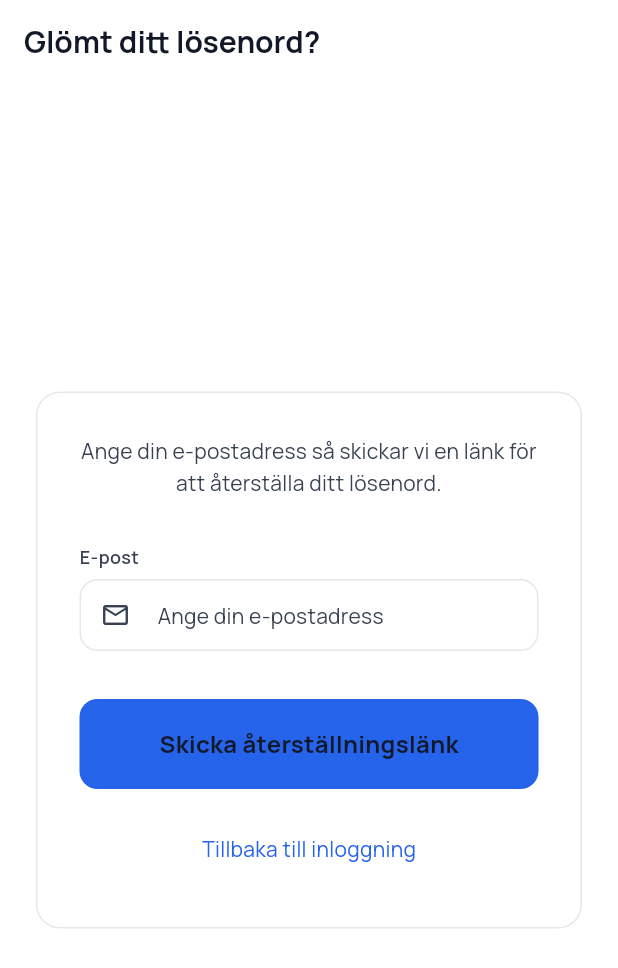
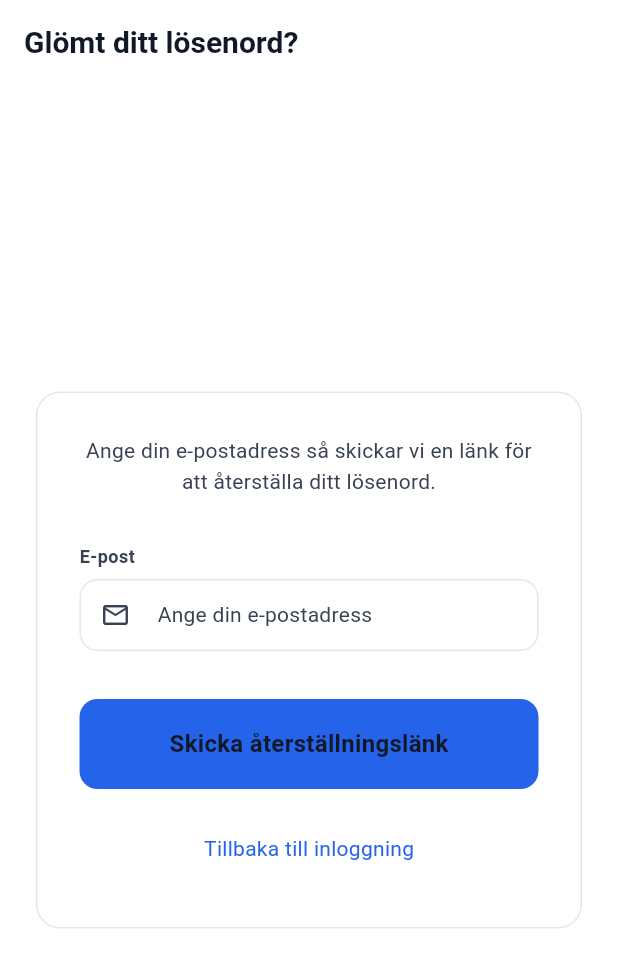
Before and after one commit to hudibaba0001/mobile-app, a Flutter app: the screen it shows after launch, after a tap on "Logga in", after a tap on "Glömt lösenord?", on a phone screen of 412 x 824 dp. Shown: the top 968 px of the screen. Run offline on Flutter 3.47's test engine with Material 3 defaults, Android fonts, the phone set to English and light mode, and no system bars; our stand-ins replace connectivity_plus, csv, fl_chart, go_router, hive, hive_flutter and 5 more; missing offline and left inert: dart:html, excel; accounts and stored records are empty.

Commit message:
Add sign-in error messages and UI tweaks
Introduce localized sign-in error strings (en/sv) and update generated localization files. Update LoginScreen to import supabase_flutter, add error mapping (_buildSignInErrorMessage) that handles AuthException codes and connectivity cases, and use localized messages for sign-in failures. Apply multiple UI refinements: adjust paddings, spacings, sizes, typography, and reposition the language selector for better layout. Remove google_fonts usage from AppTheme and replace GoogleFonts.manrope uses with plain TextStyle to eliminate the dependency and rely on default font styling.

```diff
--- a/apps/mobile_flutter/lib/design/app_theme.dart
+++ b/apps/mobile_flutter/lib/design/app_theme.dart
@@ -1,5 +1,4 @@
 import 'package:flutter/material.dart';
-import 'package:google_fonts/google_fonts.dart';
 
 const List<FontFeature> _tabularFigures = [FontFeature.tabularFigures()];
 
@@ -298,7 +297,6 @@ class AppThemeData {
       brightness: Brightness.light,
       colorScheme: scheme,
       scaffoldBackgroundColor: AppColors.neutral50,
-      fontFamily: GoogleFonts.manrope().fontFamily,
       visualDensity: VisualDensity.standard,
       textTheme: _buildTextTheme(AppColors.neutral900),
       elevatedButtonTheme: _buildElevatedButtonTheme(),
@@ -356,7 +354,6 @@ class AppThemeData {
       brightness: Brightness.dark,
       colorScheme: scheme,
       scaffoldBackgroundColor: AppColors.darkSurface,
-      fontFamily: GoogleFonts.manrope().fontFamily,
       visualDensity: VisualDensity.standard,
       textTheme: _buildTextTheme(AppColors.neutral100),
       elevatedButtonTheme: _buildElevatedButtonTheme(),
@@ -389,7 +386,7 @@ class AppThemeData {
       required double height,
       double letterSpacing = 0,
     }) {
-      return GoogleFonts.manrope(
+      return TextStyle(
         fontSize: size,
         fontWeight: weight,
         height: height,
@@ -441,7 +438,7 @@ class AppThemeData {
           horizontal: AppSpacing.xl,
           vertical: AppSpacing.md,
         ),
-        textStyle: GoogleFonts.manrope(
+        textStyle: const TextStyle(
           fontSize: 14,
           fontWeight: FontWeight.w600,
           letterSpacing: 0.2,
@@ -461,7 +458,7 @@ class AppThemeData {
           horizontal: AppSpacing.xl,
           vertical: AppSpacing.md,
         ),
-        textStyle: GoogleFonts.manrope(
+        textStyle: const TextStyle(
           fontSize: 14,
           fontWeight: FontWeight.w600,
           letterSpacing: 0.2,
@@ -482,7 +479,7 @@ class AppThemeData {
           horizontal: AppSpacing.lg,
           vertical: AppSpacing.sm,
         ),
-        textStyle: GoogleFonts.manrope(
+        textStyle: const TextStyle(
           fontSize: 14,
           fontWeight: FontWeight.w600,
           letterSpacing: 0.2,
@@ -540,19 +537,19 @@ class AppThemeData {
         horizontal: AppSpacing.lg,
         vertical: AppSpacing.md,
       ),
-      hintStyle: GoogleFonts.manrope(
+      hintStyle: TextStyle(
         fontSize: 14,
         fontWeight: FontWeight.w400,
         letterSpacing: 0.2,
         color: scheme.onSurfaceVariant,
       ),
-      labelStyle: GoogleFonts.manrope(
+      labelStyle: TextStyle(
         fontSize: 13,
         fontWeight: FontWeight.w500,
         letterSpacing: 0.2,
         color: scheme.onSurfaceVariant,
       ),
-      errorStyle: GoogleFonts.manrope(
+      errorStyle: TextStyle(
         fontSize: 12,
         fontWeight: FontWeight.w500,
         letterSpacing: 0.2,
@@ -567,7 +564,7 @@ class AppThemeData {
       centerTitle: false,
       titleSpacing: AppSpacing.lg,
       toolbarHeight: 56,
-      titleTextStyle: GoogleFonts.manrope(
+      titleTextStyle: TextStyle(
         fontSize: 20,
         fontWeight: FontWeight.w700,
         letterSpacing: 0,
--- a/apps/mobile_flutter/lib/l10n/app_en.arb
+++ b/apps/mobile_flutter/lib/l10n/app_en.arb
@@ -1538,6 +1538,9 @@
   "auth_newToKvikTime": "New to KvikTime?",
   "auth_createAccount": "Create Account",
   "auth_redirectNote": "New users will be redirected to our account creation page",
+  "auth_signInInvalidCredentials": "Invalid email or password. Please check your credentials.",
+  "auth_signInNetworkError": "Cannot reach server. Check your internet connection and try again.",
+  "auth_signInGenericError": "An error occurred during sign in. Please try again.",
   "auth_invalidEmail": "Invalid email",
   "auth_passwordRequired": "Password is required",
   "signup_subtitle": "Sign up in the app and continue to subscription.",
--- a/apps/mobile_flutter/lib/l10n/app_sv.arb
+++ b/apps/mobile_flutter/lib/l10n/app_sv.arb
@@ -1103,6 +1103,9 @@
   "auth_newToKvikTime": "Ny p\u00e5 KvikTime?",
   "auth_createAccount": "Skapa konto",
   "auth_redirectNote": "Nya användare omdirigeras till vår kontoregistreringssida",
+  "auth_signInInvalidCredentials": "Fel e-post eller lösenord. Kontrollera dina uppgifter.",
+  "auth_signInNetworkError": "Kan inte nå servern. Kontrollera internetanslutningen och försök igen.",
+  "auth_signInGenericError": "Ett fel uppstod vid inloggning. Försök igen.",
   "auth_invalidEmail": "Ogiltig e-postadress",
   "auth_passwordRequired": "Lösenord krävs",
   "signup_subtitle": "Skapa konto i appen och fortsätt till prenumeration.",
--- a/apps/mobile_flutter/lib/screens/login_screen.dart
+++ b/apps/mobile_flutter/lib/screens/login_screen.dart
@@ -2,6 +2,7 @@ import 'dart:ui';
 import 'package:flutter/material.dart';
 import 'package:provider/provider.dart';
 import 'package:go_router/go_router.dart';
+import 'package:supabase_flutter/supabase_flutter.dart';
 import '../config/app_router.dart';
 import '../services/supabase_auth_service.dart';
 import '../design/app_theme.dart';
@@ -80,6 +81,39 @@ class _LoginScreenState extends State<LoginScreen>
     AppRouter.goToSignup(context);
   }
 
+  String _buildSignInErrorMessage(Object error) {
+    final t = AppLocalizations.of(context);
+
+    if (error is AuthException) {
+      final code = error.code?.toLowerCase();
+      const invalidCredentialCodes = {
+        'invalid_credentials',
+        'invalid_login_credentials',
+        'invalid_grant',
+      };
+
+      if (code != null && invalidCredentialCodes.contains(code)) {
+        return t.auth_signInInvalidCredentials;
+      }
+      if (code == 'email_not_confirmed') {
+        return t.signup_errorEmailNotConfirmed;
+      }
+    }
+
+    final errStr = error.toString().toLowerCase();
+    final isConnectivityError = errStr.contains('failed host lookup') ||
+        errStr.contains('socketexception') ||
+        errStr.contains('connection') ||
+        errStr.contains('network is unreachable') ||
+        errStr.contains('timed out');
+
+    if (isConnectivityError) {
+      return t.auth_signInNetworkError;
+    }
+
+    return t.auth_signInGenericError;
+  }
+
   Future<void> _signIn() async {
     if (_formKey.currentState!.validate()) {
       setState(() {
@@ -98,14 +132,7 @@ class _LoginScreenState extends State<LoginScreen>
           context.go(AppRouter.homePath);
         }
       } catch (e) {
-        String errorMessage = 'An error occurred during sign in.';
-        final errStr = e.toString();
-
-        if (errStr.contains('invalid-credential') ||
-            errStr.contains('Invalid login credentials')) {
-          errorMessage =
-              'Invalid email or password. Please check your credentials.';
-        }
+        final errorMessage = _buildSignInErrorMessage(e);
 
         if (mounted) {
           setState(() {
@@ -139,8 +166,12 @@ class _LoginScreenState extends State<LoginScreen>
         child: SafeArea(
           child: Center(
             child: SingleChildScrollView(
-              padding: const EdgeInsets.symmetric(
-                  horizontal: AppSpacing.xl, vertical: AppSpacing.xxxl),
+              padding: const EdgeInsets.fromLTRB(
+                AppSpacing.xl,
+                AppSpacing.xxl,
+                AppSpacing.xl,
+                AppSpacing.lg,
+              ),
               child: FadeTransition(
                 opacity: _fadeAnimation,
                 child: SlideTransition(
@@ -148,33 +179,35 @@ class _LoginScreenState extends State<LoginScreen>
                   child: Column(
                     mainAxisSize: MainAxisSize.min,
                     children: [
-                      _buildLanguageSwitcher(t, localeProvider),
-                      const SizedBox(height: AppSpacing.lg),
-
                       // Logo Card with glassmorphism
                       _buildLogoCard(),
-                      const SizedBox(height: AppSpacing.xxl),
+                      const SizedBox(height: AppSpacing.lg),
 
                       // Form Card with glassmorphism
                       _buildFormCard(),
-                      const SizedBox(height: AppSpacing.xxl),
+                      const SizedBox(height: AppSpacing.lg),
 
                       // Divider with text
                       _buildDividerWithText(t.auth_newToKvikTime),
-                      const SizedBox(height: AppSpacing.xl),
+                      const SizedBox(height: AppSpacing.md),
 
                       // Create Account Button
                       _buildCreateAccountButton(),
-                      const SizedBox(height: AppSpacing.lg),
+                      const SizedBox(height: AppSpacing.md),
 
                       // Disclaimer text
                       Text(
                         t.auth_redirectNote,
                         style: Theme.of(context).textTheme.bodySmall?.copyWith(
-                              color: AppColors.neutral50.withValues(alpha: 0.7),
+                              color:
+                                  AppColors.neutral50.withValues(alpha: 0.65),
                             ),
                         textAlign: TextAlign.center,
                       ),
+                      const SizedBox(height: AppSpacing.lg),
+
+                      // Language selector at bottom
+                      _buildLanguageSwitcher(t, localeProvider),
                     ],
                   ),
                 ),
@@ -204,7 +237,7 @@ class _LoginScreenState extends State<LoginScreen>
     }
 
     return Align(
-      alignment: Alignment.centerRight,
+      alignment: Alignment.center,
       child: PopupMenuButton<String>(
         tooltip: t.settings_language,
         initialValue: localeProvider.localeCode ?? 'system',
@@ -238,7 +271,7 @@ class _LoginScreenState extends State<LoginScreen>
         child: Container(
           padding: const EdgeInsets.symmetric(
             horizontal: AppSpacing.md,
-            vertical: AppSpacing.sm,
+            vertical: AppSpacing.xs,
           ),
           decoration: BoxDecoration(
             color: AppColors.neutral50.withValues(alpha: 0.14),
@@ -280,20 +313,22 @@ class _LoginScreenState extends State<LoginScreen>
     final theme = Theme.of(context);
     return _GlassCard(
       padding: const EdgeInsets.symmetric(
-          horizontal: AppSpacing.xxxl, vertical: AppSpacing.xxl),
+        horizontal: AppSpacing.xxl,
+        vertical: AppSpacing.lg,
+      ),
       child: Column(
         children: [
           // Clock icon with glow effect
           Container(
-            width: 80,
-            height: 80,
+            width: 64,
+            height: 64,
             decoration: BoxDecoration(
               shape: BoxShape.circle,
-              border: Border.all(color: AppColors.neutral50, width: 3),
+              border: Border.all(color: AppColors.neutral50, width: 2),
               boxShadow: [
                 BoxShadow(
                   color: AppColors.neutral50.withValues(alpha: 0.3),
-                  blurRadius: 20,
+                  blurRadius: 16,
                   spreadRadius: 2,
                 ),
               ],
@@ -304,12 +339,12 @@ class _LoginScreenState extends State<LoginScreen>
               color: AppColors.neutral50,
             ),
           ),
-          const SizedBox(height: AppSpacing.xl),
+          const SizedBox(height: AppSpacing.md),
           Text(
             'KvikTime',
-            style: theme.textTheme.displayLarge?.copyWith(
+            style: theme.textTheme.headlineLarge?.copyWith(
               color: AppColors.neutral50,
-              letterSpacing: 1.2,
+              letterSpacing: 1.0,
             ),
           ),
           const SizedBox(height: AppSpacing.sm),
@@ -327,7 +362,7 @@ class _LoginScreenState extends State<LoginScreen>
   Widget _buildFormCard() {
     final theme = Theme.of(context);
     return _GlassCard(
-      padding: const EdgeInsets.all(AppSpacing.xl),
+      padding: const EdgeInsets.all(AppSpacing.lg),
       child: Form(
         key: _formKey,
         child: Column(
@@ -343,7 +378,7 @@ class _LoginScreenState extends State<LoginScreen>
                   ? AppLocalizations.of(context).auth_invalidEmail
                   : null,
             ),
-            const SizedBox(height: AppSpacing.lg),
+            const SizedBox(height: AppSpacing.md),
 
             // Password field
             GlassTextFormField(
@@ -363,7 +398,7 @@ class _LoginScreenState extends State<LoginScreen>
                   ? AppLocalizations.of(context).auth_passwordRequired
                   : null,
             ),
-            const SizedBox(height: AppSpacing.xl),
+            const SizedBox(height: AppSpacing.lg),
 
             // Error Message
             if (_errorMessage.isNotEmpty) ...[
@@ -378,8 +413,8 @@ class _LoginScreenState extends State<LoginScreen>
                 ),
                 child: Text(
                   _errorMessage,
-                  style:
-                      theme.textTheme.bodySmall?.copyWith(color: AppColors.neutral50),
+                  style: theme.textTheme.bodySmall
+                      ?.copyWith(color: AppColors.neutral50),
                   textAlign: TextAlign.center,
                 ),
               ),
@@ -388,7 +423,7 @@ class _LoginScreenState extends State<LoginScreen>
 
             // Sign In Button
             _buildSignInButton(),
-            const SizedBox(height: AppSpacing.lg),
+            const SizedBox(height: AppSpacing.sm),
 
             // Forgot Password
             Center(
@@ -421,7 +456,7 @@ class _LoginScreenState extends State<LoginScreen>
         style: ElevatedButton.styleFrom(
           backgroundColor: AppColors.neutral50,
           foregroundColor: _gradientStart,
-          padding: const EdgeInsets.symmetric(vertical: AppSpacing.lg),
+          padding: const EdgeInsets.symmetric(vertical: AppSpacing.md),
           shape: RoundedRectangleBorder(
             borderRadius: BorderRadius.circular(AppRadius.md),
           ),
@@ -466,7 +501,7 @@ class _LoginScreenState extends State<LoginScreen>
           ),
         ),
         Padding(
-          padding: const EdgeInsets.symmetric(horizontal: AppSpacing.lg),
+          padding: const EdgeInsets.symmetric(horizontal: AppSpacing.md),
           child: Text(
             text,
             style: theme.textTheme.bodyMedium?.copyWith(
@@ -499,7 +534,9 @@ class _LoginScreenState extends State<LoginScreen>
         foregroundColor: AppColors.neutral50,
         side: const BorderSide(color: AppColors.neutral50, width: 2),
         padding: const EdgeInsets.symmetric(
-            vertical: AppSpacing.lg, horizontal: AppSpacing.xxxl),
+          vertical: AppSpacing.md,
+          horizontal: AppSpacing.xxl,
+        ),
         shape: RoundedRectangleBorder(
           borderRadius: AppRadius.pillRadius,
         ),
```
Also changed, not shown: apps/mobile_flutter/lib/l10n/generated/app_localizations.dart, apps/mobile_flutter/lib/l10n/generated/app_localizations_en.dart, apps/mobile_flutter/lib/l10n/generated/app_localizations_sv.dart.
